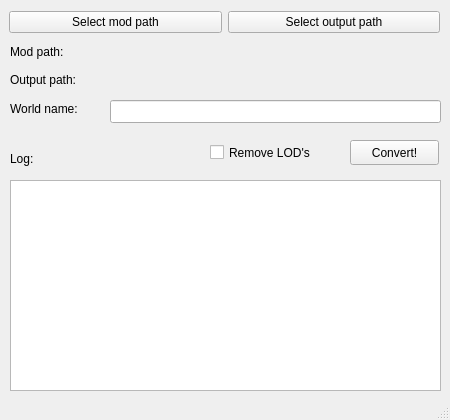
The window that resources/mainwindow.ui (TheNormalnij/MtaWorldConvertingTools) describes before a commit, drawn with Qt 5.
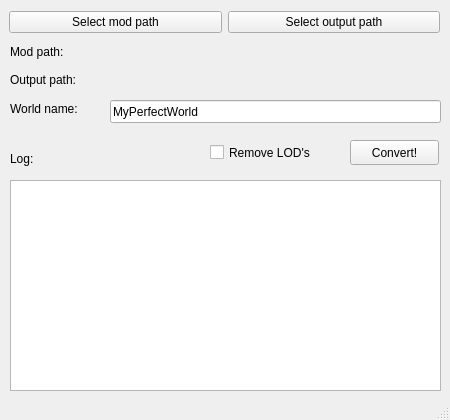
The same window after the commit.

```diff
--- a/resources/mainwindow.ui
+++ b/resources/mainwindow.ui
@@ -236,6 +236,9 @@
       <height>23</height>
      </rect>
     </property>
+    <property name="text">
+     <string>MyPerfectWorld</string>
+    </property>
    </widget>
    <widget class="QLabel" name="world_name_label_2">
     <property name="geometry">
```
